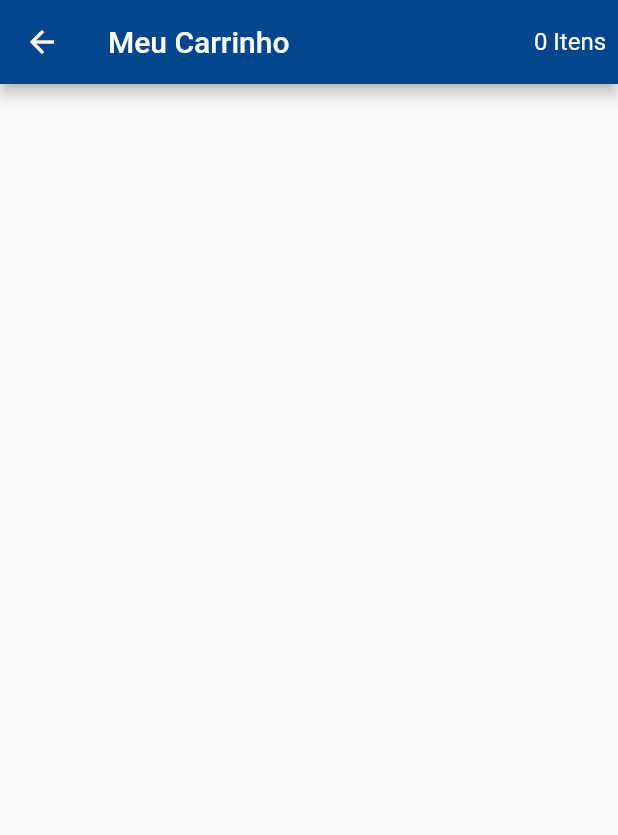
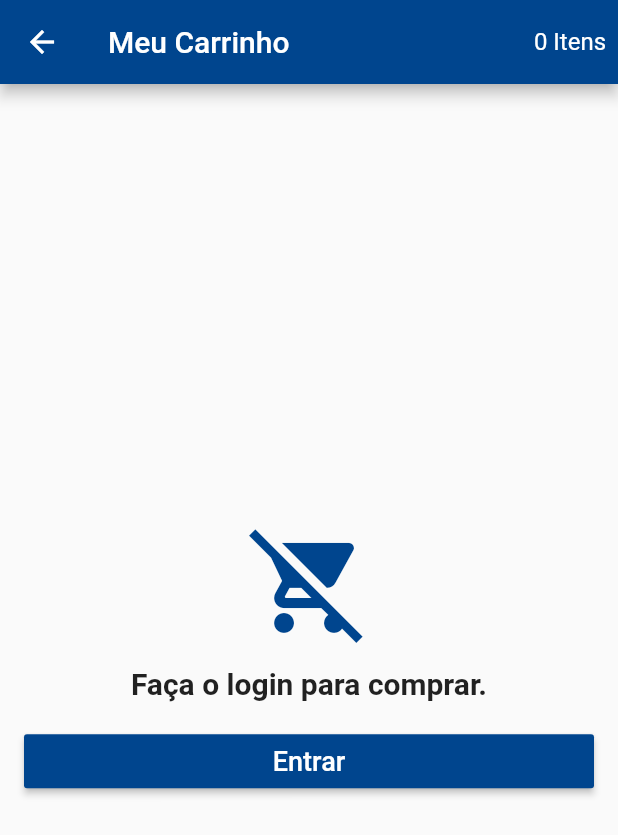
Before and after one commit to flsapucaia/loja_virtual_flutter, a Flutter app: the CartScreen screen opened directly, on a phone screen of 412 x 824 dp. Shown: the top 835 px of the screen. Run offline on Flutter 3.47's test engine with Material 2 defaults, Android fonts, the phone set to English and light mode, and no system bars; our stand-ins replace carousel_pro, cloud_firestore, firebase_auth, transparent_image; accounts and stored records are empty.

Commit message:
Adicionada algumas funções na pagina do carrinho e correções de foramatação do código.

```diff
--- a/lib/models/cart_model.dart
+++ b/lib/models/cart_model.dart
@@ -6,6 +6,7 @@ import 'package:scoped_model/scoped_model.dart';
 
 class CartModel extends Model{
   UserModel user;
+  bool isLoading = false;
 
   List<CartProduct> products = [];
 
--- a/lib/tiles/product_tile.dart
+++ b/lib/tiles/product_tile.dart
@@ -90,7 +90,6 @@ class ProductTile extends StatelessWidget {
                     ),
                   )
                 ],
-
         ),
       ),
     );
--- a/lib/ui/cart_screen.dart
+++ b/lib/ui/cart_screen.dart
@@ -1,6 +1,8 @@
 import 'package:flutter/cupertino.dart';
 import 'package:flutter/material.dart';
 import 'package:loja_virtual_flutter/models/cart_model.dart';
+import 'package:loja_virtual_flutter/models/user_model.dart';
+import 'package:loja_virtual_flutter/ui/login_screen.dart';
 import 'package:scoped_model/scoped_model.dart';
 
 class CartScreen extends StatelessWidget {
@@ -25,6 +27,75 @@ class CartScreen extends StatelessWidget {
           ),
         ],
       ),
+      body: ScopedModelDescendant<CartModel>(
+        // ignore: missing_return
+        builder: (context, child, model){
+          if(model.isLoading && UserModel.of(context).isLoggedIn()){
+            return Center(child: CircularProgressIndicator(),);
+          } else if(!UserModel.of(context).isLoggedIn()){
+            return Container(
+              padding: EdgeInsets.all(16),
+              child: Column(
+                crossAxisAlignment: CrossAxisAlignment.stretch,
+                mainAxisAlignment: MainAxisAlignment.center,
+                children: <Widget>[
+                  Icon(Icons.remove_shopping_cart, size: 80, color: Theme.of(context).primaryColor,),
+                  SizedBox(height: 16,),
+                  Text(
+                    "Faça o login para comprar.",
+                    style: TextStyle(
+                      fontSize: 20,
+                      fontWeight: FontWeight.bold,
+                    ),
+                    textAlign: TextAlign.center,
+                    ),
+                  SizedBox(height: 16,),
+                  RaisedButton(
+                    onPressed: (){
+                      Navigator.of(context).push(
+                        MaterialPageRoute(builder: (context) => LoginScreen())
+                      );
+                    },
+                    child: Text(
+                      "Entrar",
+                      style: TextStyle(
+                        fontSize: 18
+                      ),
+                    ),
+                    textColor: Colors.white,
+                    color: Theme.of(context).primaryColor,
+                  )
+                ],
+              ),
+            );
+          } else if(model.products == null || model.products.length == 0){
+              return Container(
+                padding: EdgeInsets.all(16),
+                child: Column(
+                  crossAxisAlignment: CrossAxisAlignment.stretch,
+                  mainAxisAlignment: MainAxisAlignment.center,
+                  children: <Widget>[
+                    Icon(
+                      Icons.shopping_cart,
+                      size: 80,
+                      color: Theme.of(context).primaryColor,
+                    ),
+                    SizedBox(height: 16,),
+                    Text(
+                      "Nenhum produto no carrinho!",
+                      style: TextStyle(
+                        fontSize: 20,
+                        fontWeight: FontWeight.bold,
+                      ),
+                      textAlign: TextAlign.center,
+                    ),
+                    SizedBox(height: 16,),
+                  ],
+                ),
+              );
+            }
+        },
+      ),
     );
   }
 }
--- a/lib/ui/home_screen.dart
+++ b/lib/ui/home_screen.dart
@@ -33,6 +33,9 @@ class HomeScreen extends StatelessWidget {
         Container(
           color: Colors.blue,
         ),
+        Container(
+          color: Colors.red,
+        )
       ],
     );
   }
--- a/lib/widgets/custom_drawer.dart
+++ b/lib/widgets/custom_drawer.dart
@@ -87,9 +87,9 @@ class CustomDrawer extends StatelessWidget {
               Divider(),
               DrawerTile(Icons.home, "Início", pageController, 0),
               DrawerTile(Icons.list, "Produtos", pageController, 1),
-              DrawerTile(Icons.location_on, "Lojas", pageController, 2),
-              DrawerTile(
-                  Icons.playlist_add_check, "Meus Pedidos", pageController, 3),
+              DrawerTile(Icons.shopping_cart, "Carrinho", pageController, 2),
+              DrawerTile(Icons.location_on, "Lojas", pageController, 3),
+              DrawerTile(Icons.playlist_add_check, "Meus Pedidos", pageController, 4),
             ],
           )
         ],
```
